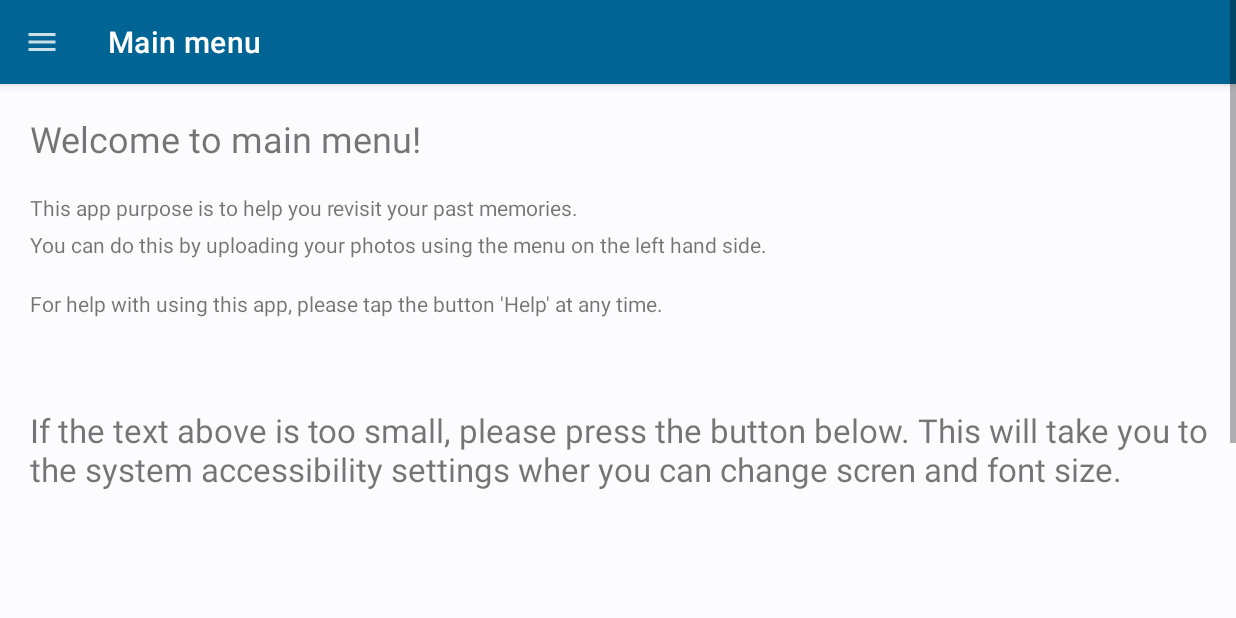
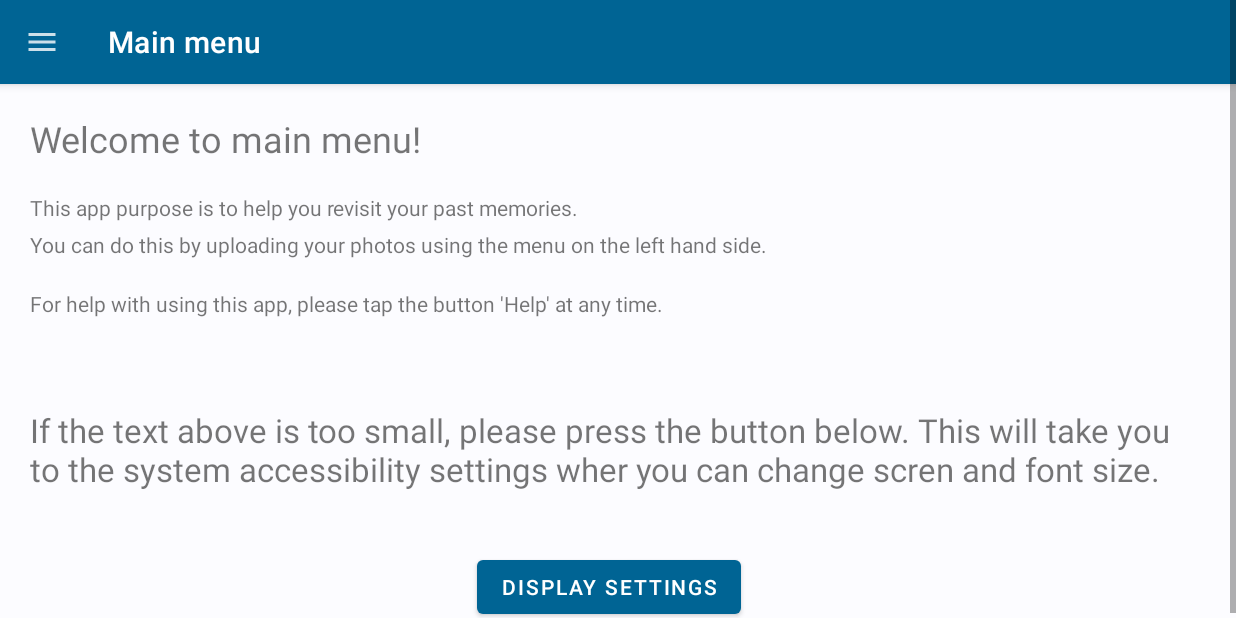
Before and after one commit to jzmark/dissertation-project, an Android app: the MainMenu screen opened directly, with no data from a screen before it, on a phone screen of 824 x 412 dp (held sideways). Run offline under Robolectric (Android 15) with nearby library versions, the phone set to English and light mode, and no system bars.

Commit message:
Fixed margins and constraints main_menu

```diff
--- a/app/src/main/res/layout/main_menu.xml
+++ b/app/src/main/res/layout/main_menu.xml
@@ -44,8 +44,10 @@
                 android:layout_height="wrap_content"
                 android:layout_marginStart="20dp"
                 android:layout_marginTop="20dp"
+                android:layout_marginEnd="20dp"
                 android:text="Welcome to main menu!"
                 android:textSize="24dp"
+                app:layout_constraintEnd_toEndOf="parent"
                 app:layout_constraintStart_toStartOf="parent"
                 app:layout_constraintTop_toBottomOf="@+id/appBarLayout" />
 
@@ -55,7 +57,9 @@
                 android:layout_height="wrap_content"
                 android:layout_marginStart="20dp"
                 android:layout_marginTop="20dp"
+                android:layout_marginEnd="20dp"
                 android:text="This app purpose is to help you revisit your past memories."
+                app:layout_constraintEnd_toEndOf="parent"
                 app:layout_constraintStart_toStartOf="parent"
                 app:layout_constraintTop_toBottomOf="@+id/textView5" />
 
@@ -65,7 +69,9 @@
                 android:layout_height="wrap_content"
                 android:layout_marginStart="20dp"
                 android:layout_marginTop="5dp"
+                android:layout_marginEnd="20dp"
                 android:text="You can do this by uploading your photos using the menu on the left hand side."
+                app:layout_constraintEnd_toEndOf="parent"
                 app:layout_constraintStart_toStartOf="parent"
                 app:layout_constraintTop_toBottomOf="@+id/textView7" />
 
@@ -75,7 +81,9 @@
                 android:layout_height="wrap_content"
                 android:layout_marginStart="20dp"
                 android:layout_marginTop="20dp"
+                android:layout_marginEnd="20dp"
                 android:text="For help with using this app, please tap the button 'Help' at any time."
+                app:layout_constraintEnd_toEndOf="parent"
                 app:layout_constraintStart_toStartOf="parent"
                 app:layout_constraintTop_toBottomOf="@+id/textView8" />
 
@@ -85,8 +93,10 @@
                 android:layout_height="wrap_content"
                 android:layout_marginStart="20dp"
                 android:layout_marginTop="60dp"
+                android:layout_marginEnd="20dp"
                 android:text="If the text above is too small, please press the button below. This will take you to the system accessibility settings wher you can change scren and font size."
                 android:textSize="22dp"
+                app:layout_constraintEnd_toEndOf="parent"
                 app:layout_constraintStart_toStartOf="parent"
                 app:layout_constraintTop_toBottomOf="@+id/textView9" />
 
@@ -94,7 +104,7 @@
                 android:id="@+id/button2"
                 android:layout_width="wrap_content"
                 android:layout_height="wrap_content"
-                android:layout_marginTop="200dp"
+                android:layout_marginTop="40dp"
                 android:text="display settings"
                 app:layout_constraintEnd_toEndOf="parent"
                 app:layout_constraintHorizontal_bias="0.491"
```
